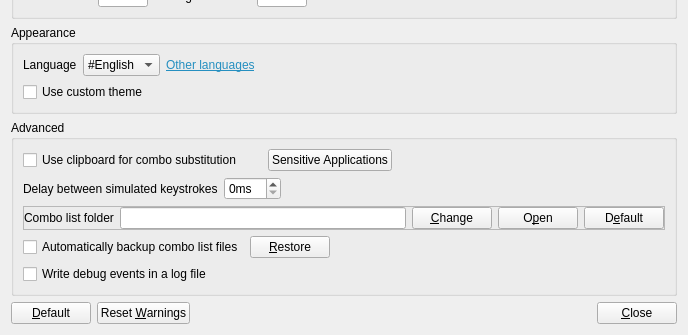
First picture: the form in Beeftext/PreferencesDialog.ui, repository xmichelo/Beeftext, before the edit; both pictures show x 0 to 688 and y 424 to 759 of the 688 by 759 pixel window.
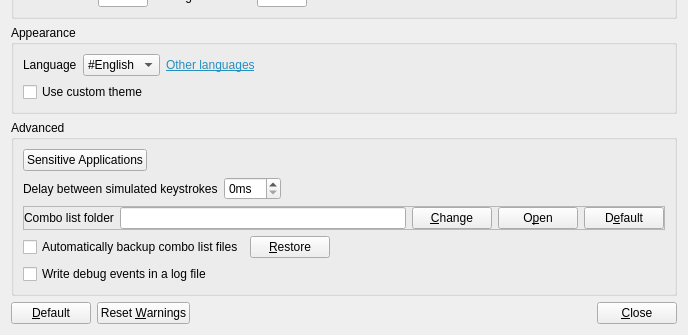
Second picture: the form after the edit.

Commit message: Removed preference allowing user to disable use of clipboard for substitution.

```diff
--- a/Beeftext/PreferencesDialog.ui
+++ b/Beeftext/PreferencesDialog.ui
@@ -469,29 +469,6 @@
      <layout class="QVBoxLayout" name="verticalLayout_2">
       <item>
        <layout class="QHBoxLayout" name="horizontalLayout_6">
-        <item>
-         <widget class="QCheckBox" name="checkUseClipboardForComboSubstitution">
-          <property name="text">
-           <string>Use clipboard for combo substitution</string>
-          </property>
-         </widget>
-        </item>
-        <item>
-         <spacer name="horizontalSpacer_8">
-          <property name="orientation">
-           <enum>Qt::Horizontal</enum>
-          </property>
-          <property name="sizeType">
-           <enum>QSizePolicy::Fixed</enum>
-          </property>
-          <property name="sizeHint" stdset="0">
-           <size>
-            <width>20</width>
-            <height>10</height>
-           </size>
-          </property>
-         </spacer>
-        </item>
         <item>
          <widget class="QPushButton" name="buttonSensitiveApplications">
           <property name="text">
```
Left out of the diff: 19 changed lines with no effect on the pictures. The commit also changes 5 other files.
